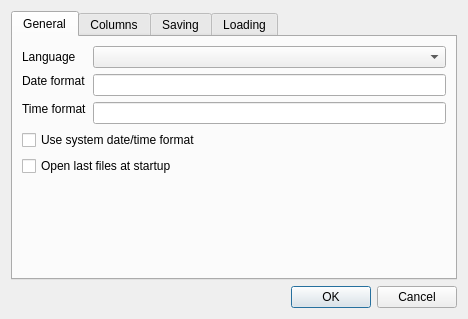
The window that app/settingsdialog.ui (DarkHobbit/doublecontact) describes before a commit, drawn with Qt 5.
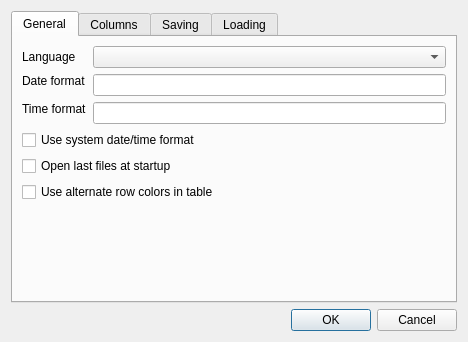
The same window after the commit.

Commit message: Table rows by default use alternate colors (can be disabled in settings). Translation files updated for more column names.

```diff
--- a/app/settingsdialog.ui
+++ b/app/settingsdialog.ui
@@ -7,7 +7,7 @@
     <x>0</x>
     <y>0</y>
     <width>468</width>
-    <height>319</height>
+    <height>342</height>
    </rect>
   </property>
   <property name="windowTitle">
@@ -72,6 +72,13 @@
          </property>
         </widget>
        </item>
+       <item>
+        <widget class="QCheckBox" name="cbUseTableAlternateColors">
+         <property name="text">
+          <string>Use alternate row colors in table</string>
+         </property>
+        </widget>
+       </item>
        <item>
         <spacer name="spacerGeneral">
          <property name="orientation">
```
The commit also changes 10 other files.
